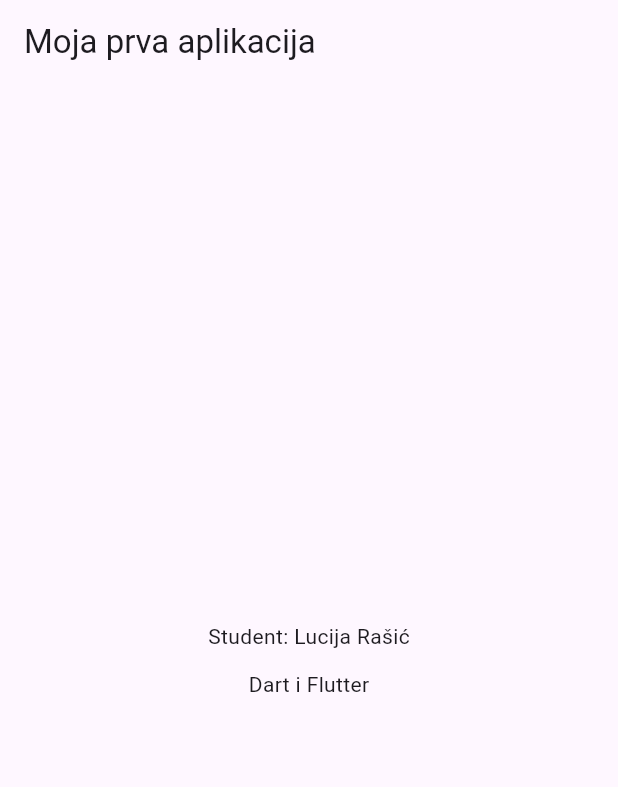
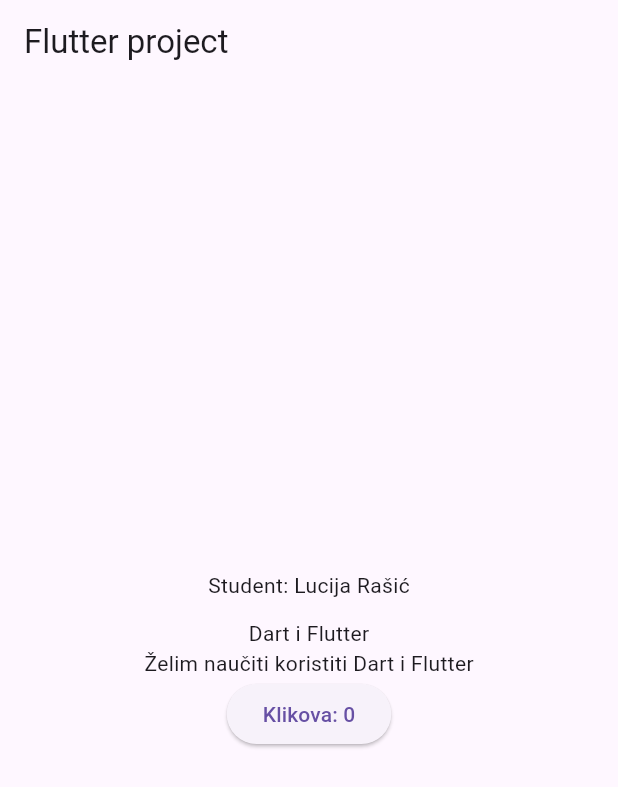
Before and after one commit to LucijaR/prva_aplikacija, a Flutter app: the screen it shows after launch, on a phone screen of 412 x 824 dp. Shown: the top 787 px of the screen. Run offline on Flutter 3.47's test engine with Material 3 defaults, Android fonts, the phone set to English and light mode, and no system bars.

Commit message:
Osobni podaci i samostalne izmjene

```diff
--- a/flutter_aplikacija/bin/provjera.dart
+++ b/flutter_aplikacija/bin/provjera.dart
@@ -3,7 +3,7 @@
   final ime = 'Lucija';
   int brojVjezbe = 1;
   String? napomena;
-napomena= "Prvi samostalni rad";
+  napomena = "Prvi samostalni rad";
   final teme = <String>['Dart', 'Flutter', 'Git', 'nova'];
   final oznake = <String>{'novo', 'novo', 'vjezba'};
   final bodovi = <String, int>{'Ana': 80, 'Ivan': 55, 'Mia': 70};
@@ -36,6 +36,7 @@
   const Zadatak({required this.naslov, this.zavrsen = false});
   String oznaka() => zavrsen ? 'Gotovo' : 'U tijeku';
 }
+
 int brojOtvorenih(List<Zadatak> zadaci) =>
     zadaci.where((z) => !z.zavrsen).length;
 String prikazNapomene(String? napomena) => napomena ?? 'Bez napomene';
--- /dev/null
+++ b/flutter_aplikacija/lib/brojac.dart
@@ -0,0 +1,18 @@
+import 'package:flutter/material.dart';
+
+class Brojac extends StatefulWidget {
+  const Brojac({super.key});
+  @override
+  State<Brojac> createState() => _BrojacState();
+}
+
+class _BrojacState extends State<Brojac> {
+  int _klikova = 0;
+  @override
+  Widget build(BuildContext context) {
+    return ElevatedButton(
+      onPressed: () => setState(() => _klikova++),
+      child: Text('Klikova: $_klikova'),
+    );
+  }
+}
--- a/flutter_aplikacija/lib/main.dart
+++ b/flutter_aplikacija/lib/main.dart
@@ -1,5 +1,9 @@
 import 'package:flutter/material.dart';
+
+import 'brojac.dart';
+
 void main() => runApp(const MyApp());
+
 class MyApp extends StatelessWidget {
   const MyApp({super.key});
   @override
@@ -8,9 +12,7 @@
       debugShowCheckedModeBanner: false,
       title: 'Prva aplikacija',
       home: Scaffold(
-appBar: AppBar(
-title: const Text('Moja prva aplikacija'),
-),
+        appBar: AppBar(title: const Text('Flutter project')),
         body: const Center(
           child: Column(
             mainAxisSize: MainAxisSize.min,
@@ -18,6 +20,8 @@
               Text('Student: Lucija Rašić'),
               SizedBox(height: 12),
               Text('Dart i Flutter'),
+              Text('Želim naučiti koristiti Dart i Flutter'),
+              Brojac(),
             ],
           ),
         ),
```
Also changed, not shown: 1 other file. Lines whose indentation alone changed are shown as unchanged.
